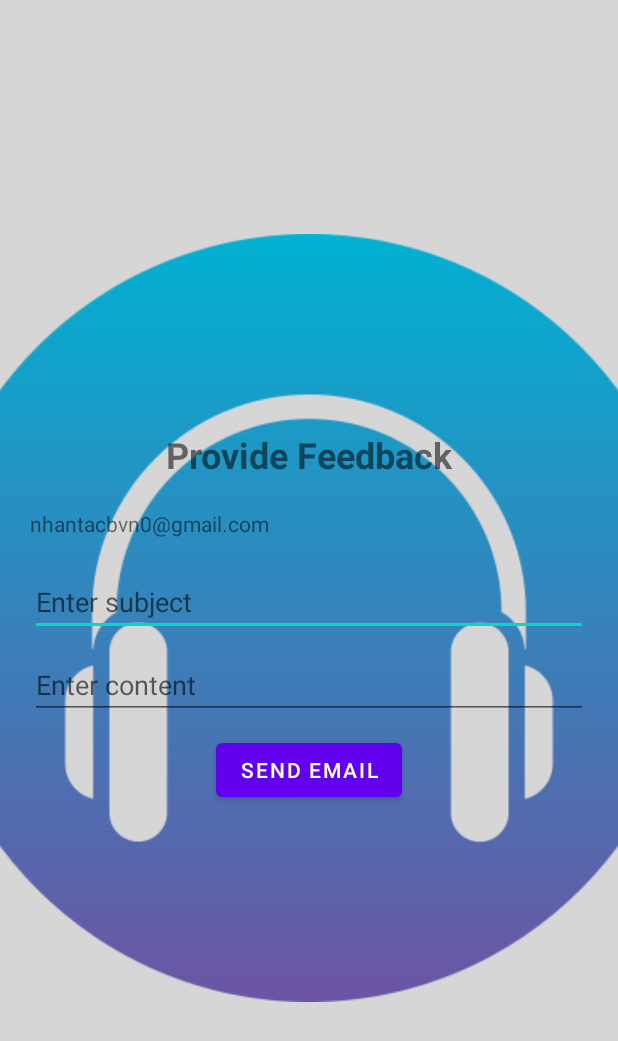
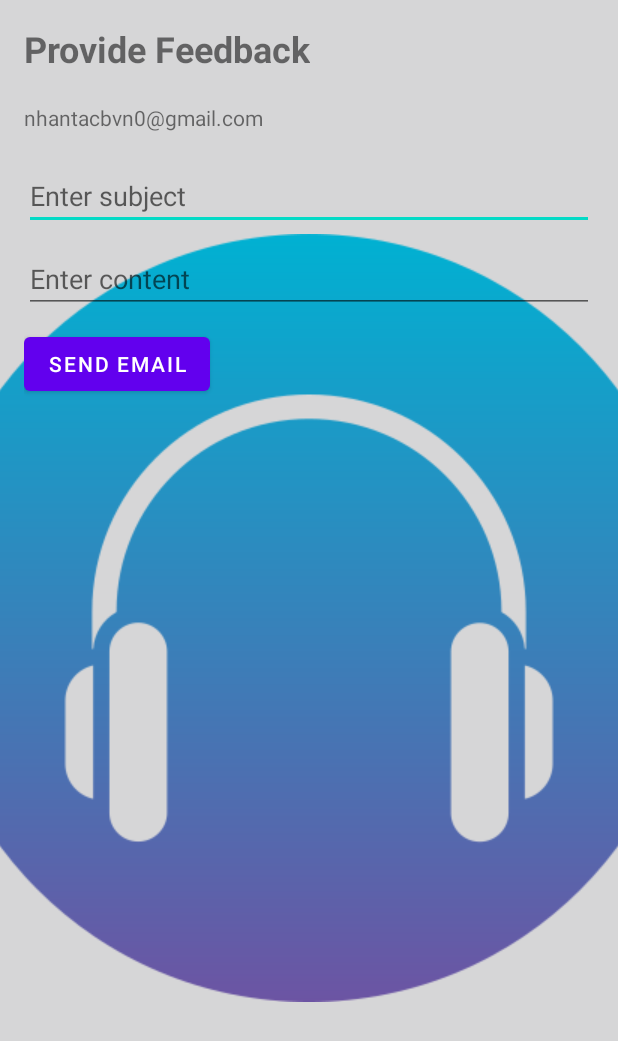
Before and after one commit to Saka289/Project_PRM, an Android app: the FeedbackActivity screen opened directly, with no data from a screen before it, on a phone screen of 412 x 824 dp. Shown: the top 1041 px of the screen. Run offline under Robolectric (Android 15) with nearby library versions, the phone set to English and light mode, and no system bars.

Commit message:
update code

```diff
--- a/app/src/main/java/com/example/projectprm/MainActivity.java
+++ b/app/src/main/java/com/example/projectprm/MainActivity.java
@@ -222,7 +222,7 @@ public class MainActivity extends AppCompatActivity {
         mainBinding.musicRV.setHasFixedSize(true);
         mainBinding.musicRV.setItemViewCacheSize(13);
         mainBinding.musicRV.setLayoutManager(new LinearLayoutManager(this));
-        musicAdapter = new MusicAdapter(this, MusicListMA, true, false);
+        musicAdapter = new MusicAdapter(this, MusicListMA, false, false);
         mainBinding.musicRV.setAdapter(musicAdapter);
         mainBinding.totalSongs.setText("Total Songs : " + musicAdapter.getItemCount());
     }
--- a/app/src/main/java/com/example/projectprm/Music.java
+++ b/app/src/main/java/com/example/projectprm/Music.java
@@ -143,7 +143,7 @@ public class Music {
 
     public static void exitApplication(){
         if(PlayerActivity.musicService != null) {
-            PlayerActivity.musicService.audioManager.abandonAudioFocus(PlayerActivity.musicService);
+//            PlayerActivity.musicService.audioManager.abandonAudioFocus(PlayerActivity.musicService);
             PlayerActivity.musicService.stopForeground(true);
             PlayerActivity.musicService.mediaPlayer.release();
             PlayerActivity.musicService = null;
--- a/app/src/main/java/com/example/projectprm/PlayerActivity.java
+++ b/app/src/main/java/com/example/projectprm/PlayerActivity.java
@@ -367,8 +367,8 @@ public class PlayerActivity extends AppCompatActivity implements ServiceConnecti
         musicService = binder.currentService();
         createMediaPlayer();
         musicService.seekBarSetup();
-        musicService.audioManager = (AudioManager) getSystemService(Context.AUDIO_SERVICE);
-        musicService.audioManager.requestAudioFocus(musicService, AudioManager.STREAM_MUSIC, AudioManager.AUDIOFOCUS_GAIN);
+//        musicService.audioManager = (AudioManager) getSystemService(Context.AUDIO_SERVICE);
+//        musicService.audioManager.requestAudioFocus(musicService, AudioManager.STREAM_MUSIC, AudioManager.AUDIOFOCUS_GAIN);
 
     }
 
--- a/app/src/main/res/layout/activity_feedback.xml
+++ b/app/src/main/res/layout/activity_feedback.xml
@@ -1,14 +1,11 @@
 <?xml version="1.0" encoding="utf-8"?>
 <LinearLayout xmlns:android="http://schemas.android.com/apk/res/android"
-    xmlns:app="http://schemas.android.com/apk/res-auto"
     xmlns:tools="http://schemas.android.com/tools"
     android:layout_width="match_parent"
     android:layout_height="match_parent"
+    tools:context=".FeedbackActivity"
     android:orientation="vertical"
-    android:padding="20dp"
-    android:layout_gravity="center"
-    android:gravity="center">
-
+    android:layout_margin="16dp">
     <TextView
         android:layout_width="wrap_content"
         android:layout_height="wrap_content"
```
Also changed, not shown: app/src/main/java/com/example/projectprm/MusicService.java (+17 -17 lines).
